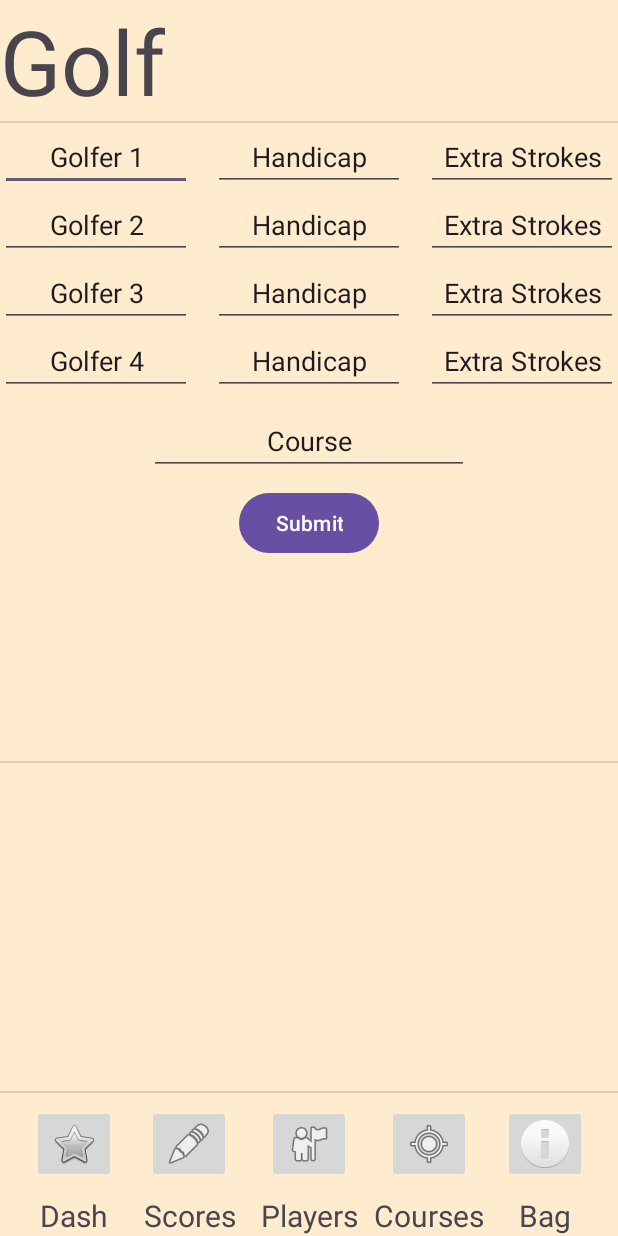
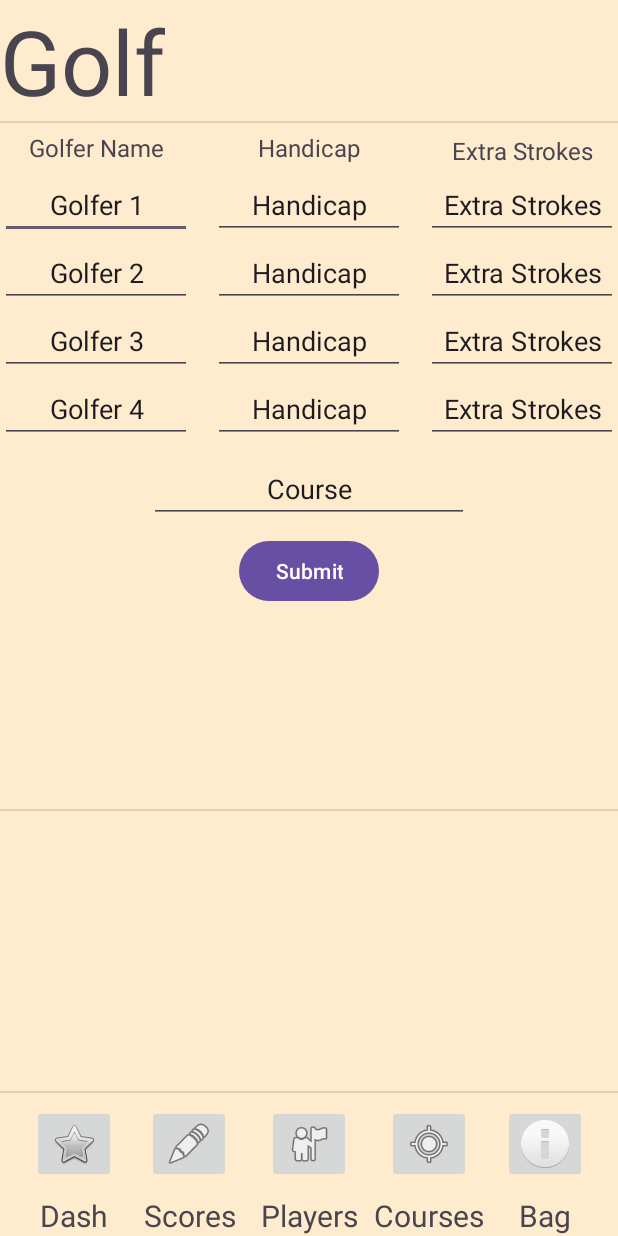
Before and after one commit to wegnermichae/Golf_Handicap_App, an Android app: the PlayGolfActivity screen opened directly, with no data from a screen before it, on a phone screen of 412 x 824 dp. Run offline under Robolectric (Android 15) with nearby library versions, the phone set to English and light mode, and no system bars.

```diff
--- a/app/src/main/java/com/example/golfhandicapapp/PlayerActivity.java
+++ b/app/src/main/java/com/example/golfhandicapapp/PlayerActivity.java
@@ -153,7 +153,11 @@ public class PlayerActivity extends AppCompatActivity {
             if (v.getId() == R.id.submit) {
                 Golfers golfers;
                 try{
-                    golfers = new Golfers(-1, GolferNameEntry.getText().toString(), calculateHandicapPerRound(GolferNameEntry.getText().toString()));
+                    if(GolferHandicapEntry.getText().toString() != ""){
+                        golfers = new Golfers(-1, GolferNameEntry.getText().toString(), Integer.parseInt(GolferHandicapEntry.getText().toString()));
+                    }else{
+                        golfers = new Golfers(-1, GolferNameEntry.getText().toString(), calculateHandicapPerRound(GolferNameEntry.getText().toString()));
+                    }
                 }catch (Exception e){
                     golfers = new Golfers(-1, GolferNameEntry.getText().toString(), 0);
                 }
--- a/app/src/main/res/layout/activity_bag.xml
+++ b/app/src/main/res/layout/activity_bag.xml
@@ -168,7 +168,7 @@
         android:layout_height="64dp"
         android:ems="10"
         android:inputType="text"
-        android:text="Name"
+        android:textAlignment="center"
         app:layout_constraintEnd_toEndOf="@+id/clubText"
         app:layout_constraintStart_toStartOf="@+id/clubText"
         app:layout_constraintTop_toBottomOf="@+id/clubText" />
@@ -179,7 +179,7 @@
         android:layout_height="64dp"
         android:ems="10"
         android:inputType="text"
-        android:text="Name"
+        android:textAlignment="center"
         app:layout_constraintEnd_toEndOf="@+id/distanceText"
         app:layout_constraintStart_toStartOf="@+id/distanceText"
         app:layout_constraintTop_toBottomOf="@+id/distanceText" />
--- a/app/src/main/res/layout/activity_play_golf.xml
+++ b/app/src/main/res/layout/activity_play_golf.xml
@@ -156,6 +156,7 @@
         android:id="@+id/golfer1Name"
         android:layout_width="128dp"
         android:layout_height="wrap_content"
+        android:layout_marginTop="32dp"
         android:ems="10"
         android:inputType="text"
         android:text="Golfer 1"
@@ -203,6 +204,7 @@
         android:id="@+id/golfer1Handicap"
         android:layout_width="128dp"
         android:layout_height="wrap_content"
+        android:layout_marginTop="32dp"
         android:ems="10"
         android:inputType="text"
         android:text="Handicap"
@@ -352,4 +354,40 @@
         android:layout_height="wrap_content"
         app:barrierDirection="top" />
 
+    <TextView
+        android:id="@+id/name"
+        android:layout_width="wrap_content"
+        android:layout_height="wrap_content"
+        android:text="Golfer Name"
+        android:textAlignment="center"
+        android:textSize="16sp"
+        app:layout_constraintBottom_toTopOf="@+id/golfer1Name"
+        app:layout_constraintEnd_toEndOf="@+id/golfer1Name"
+        app:layout_constraintStart_toStartOf="parent"
+        app:layout_constraintTop_toBottomOf="@+id/divider15" />
+
+    <TextView
+        android:id="@+id/hand"
+        android:layout_width="wrap_content"
+        android:layout_height="wrap_content"
+        android:text="Handicap"
+        android:textAlignment="center"
+        android:textSize="16sp"
+        app:layout_constraintBottom_toTopOf="@+id/golfer1Handicap"
+        app:layout_constraintEnd_toEndOf="@+id/golfer1Handicap"
+        app:layout_constraintStart_toStartOf="@+id/golfer1Handicap"
+        app:layout_constraintTop_toBottomOf="@+id/divider15" />
+
+    <TextView
+        android:id="@+id/stroke"
+        android:layout_width="wrap_content"
+        android:layout_height="wrap_content"
+        android:text="Extra Strokes"
+        android:textAlignment="center"
+        android:textSize="16sp"
+        app:layout_constraintBottom_toTopOf="@+id/extraStrokes1"
+        app:layout_constraintEnd_toEndOf="@+id/extraStrokes1"
+        app:layout_constraintStart_toStartOf="@+id/extraStrokes1"
+        app:layout_constraintTop_toTopOf="@+id/hand" />
+
 </androidx.constraintlayout.widget.ConstraintLayout>
```
Also changed, not shown: app/src/main/java/com/example/golfhandicapapp/CourseActivity.java (+9 -4 lines), app/src/main/java/com/example/golfhandicapapp/PlayGolfActivity.java (+27 -12 lines).
